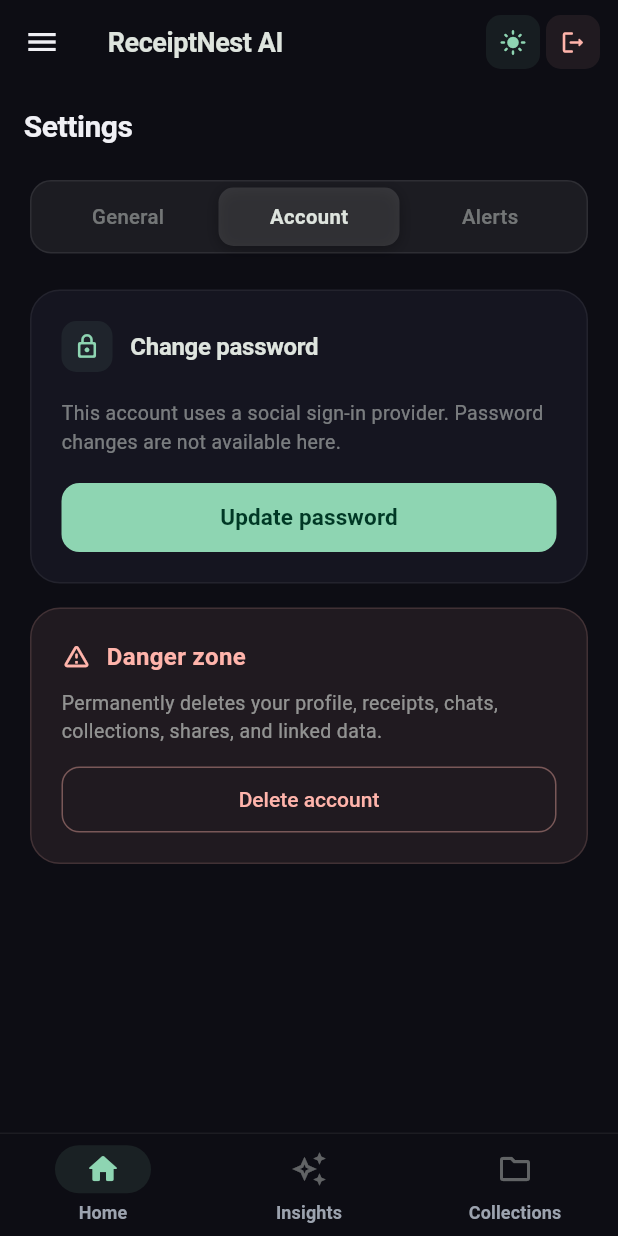
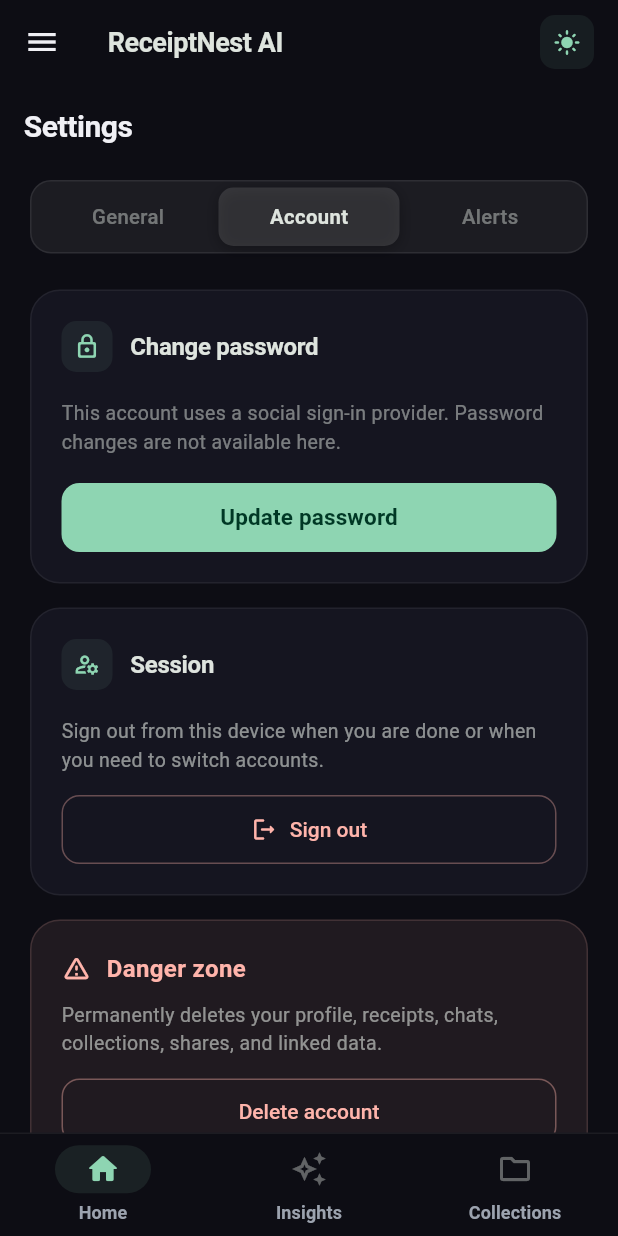
Before and after one commit to EdmondMbadu/receiptnest-mobile, a Flutter app: the SettingsScreen screen opened by its route, after a tap on "Account", on a phone screen of 412 x 824 dp. Run offline on Flutter 3.47's test engine with Material 3 defaults, Android fonts, the phone set to English and light mode, and no system bars; our stand-ins replace cached_network_image, cloud_firestore, cloud_functions, file_picker, firebase_auth, firebase_core and 9 more; accounts and stored records are empty; generated files the repository leaves out were written again; network calls fail.

Commit message:
hidden logout

```diff
--- a/lib/src/features/settings/presentation/settings_screen.dart
+++ b/lib/src/features/settings/presentation/settings_screen.dart
@@ -253,6 +253,30 @@ class _SettingsScreenState extends ConsumerState<SettingsScreen> {
     } finally {
       if (mounted) setState(() => _deletePending = false);
     }
+  }
+
+  Future<void> _logout() async {
+    final confirmed = await showDialog<bool>(
+      context: context,
+      builder: (context) => AlertDialog(
+        title: const Text('Sign out?'),
+        content: const Text(
+          'You will need to sign in again to access your receipts and settings.',
+        ),
+        actions: [
+          TextButton(
+            onPressed: () => Navigator.of(context).pop(false),
+            child: const Text('Cancel'),
+          ),
+          FilledButton(
+            onPressed: () => Navigator.of(context).pop(true),
+            child: const Text('Sign out'),
+          ),
+        ],
+      ),
+    );
+    if (confirmed != true) return;
+    await ref.read(authRepositoryProvider).logout();
   }
 
   Widget _statusBanner(String message, Color color, IconData icon) {
@@ -639,6 +663,38 @@ class _SettingsScreenState extends ConsumerState<SettingsScreen> {
               ],
             ),
             const SizedBox(height: 16),
+            _SettingsSection(
+              title: 'Session',
+              icon: Icons.manage_accounts_outlined,
+              isDark: isDark,
+              children: [
+                Text(
+                  'Sign out from this device when you are done or when you need to switch accounts.',
+                  style: TextStyle(
+                    fontSize: 13,
+                    color: cs.onSurface.withValues(alpha: 0.6),
+                  ),
+                ),
+                const SizedBox(height: 14),
+                SizedBox(
+                  width: double.infinity,
+                  height: 46,
+                  child: OutlinedButton.icon(
+                    onPressed: _logout,
+                    style: OutlinedButton.styleFrom(
+                      foregroundColor: cs.error,
+                      side: BorderSide(color: cs.error.withValues(alpha: 0.35)),
+                      shape: RoundedRectangleBorder(
+                        borderRadius: BorderRadius.circular(12),
+                      ),
+                    ),
+                    icon: const Icon(Icons.logout_rounded, size: 18),
+                    label: const Text('Sign out'),
+                  ),
+                ),
+              ],
+            ),
+            const SizedBox(height: 16),
 
             // Danger zone
             Container(
--- a/lib/src/features/shell/presentation/app_shell_screen.dart
+++ b/lib/src/features/shell/presentation/app_shell_screen.dart
@@ -78,21 +78,7 @@ class AppShellScreen extends ConsumerWidget {
                 onPressed: () => ref.read(themeModeProvider.notifier).toggle(),
               ),
             ),
-            Container(
-              width: 36,
-              height: 36,
-              margin: const EdgeInsets.only(right: 12),
-              decoration: BoxDecoration(
-                color: cs.error.withValues(alpha: 0.08),
-                borderRadius: BorderRadius.circular(10),
-              ),
-              child: IconButton(
-                icon: Icon(Icons.logout_rounded, size: 18, color: cs.error),
-                padding: EdgeInsets.zero,
-                tooltip: 'Sign out',
-                onPressed: () => ref.read(authRepositoryProvider).logout(),
-              ),
-            ),
+            const SizedBox(width: 12),
           ],
         ),
         body: child,
```
